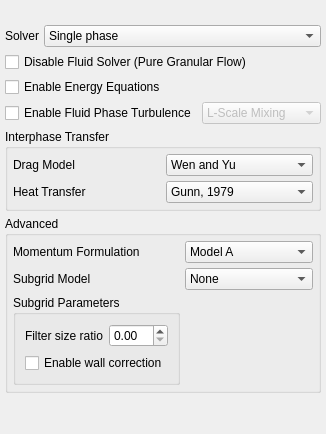
First picture: the form in gui/uifiles/model_setup.ui, repository truongd8593/mfix, before the edit.
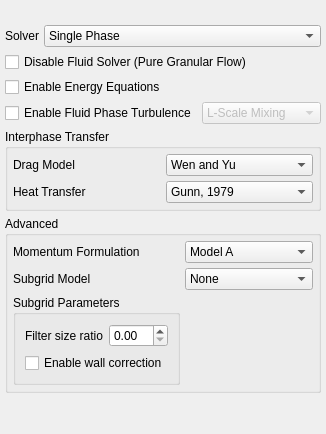
Second picture: the form after the edit. Custom widgets are drawn as their Qt base class.

Commit message: Single phase -> Single Phase

The edit to the form file:
```diff
--- a/gui/uifiles/model_setup.ui
+++ b/gui/uifiles/model_setup.ui
@@ -179,7 +179,7 @@
        <widget class="ComboBox" name="combobox_solver">
         <item>
          <property name="text">
-          <string>Single phase</string>
+          <string>Single Phase</string>
          </property>
         </item>
         <item>
```
